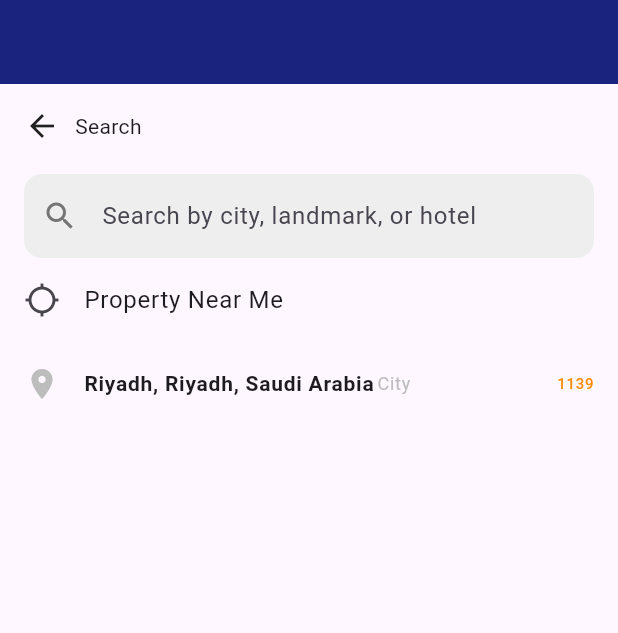
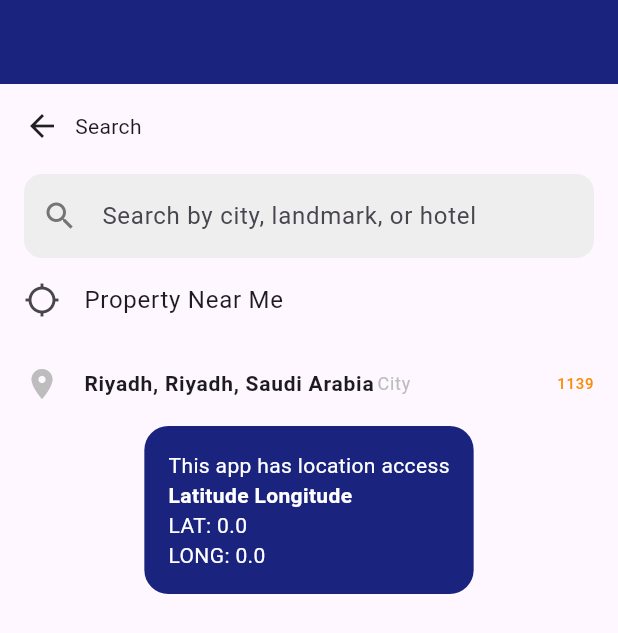
Before and after one commit to AtanuPanja/flutter_practical_wireframe_hotel_booking, a Flutter app: the SearchPage screen opened directly, after a tap on "Property Near Me", on a phone screen of 412 x 824 dp. Shown: the top 633 px of the screen. Run offline on Flutter 3.47's test engine with Material 3 defaults, Android fonts, the phone set to English and light mode, and no system bars; our stand-ins replace geolocator, hive_flutter; missing offline and left inert: flutter_date_pickers; accounts and stored records are empty.

Commit message:
Added location access functionality
Added geolocator package into pubspec.yaml
Updated android and ios configurations for
location access

created a new find_location file, containing
getPermission and getLocation utility methods

imported this file into SearchPage, to use these
utilities, and depending on location allowed
and location received, state variables are set
to update in the UI.

If location is denied, snackbar is shown.
If location is allowed, a box is shown, with
latitude and longitude

```diff
--- a/lib/SearchPage.dart
+++ b/lib/SearchPage.dart
@@ -1,4 +1,6 @@
 import 'package:flutter/material.dart';
+import 'package:flutter/widgets.dart';
+import 'utilities/find_location.dart';
 
 import 'SelectDateRange.dart';
 
@@ -11,9 +13,15 @@ class SearchPage extends StatefulWidget {
 
 class _SearchPageState extends State<SearchPage> {
 
-  // method to call in the next page, but passed as an argument here
-  void customDateRangePicker() {
+  bool locationIsAllowed =  false;
+  bool nearMeButtonTapped = false;
+  double latitude = 0.0;
+  double longitude = 0.0;
 
+  // calling the utility function, to ask for location permission
+  Future<bool> askForLocationPermission() async{
+    bool response =  await getLocationPermission(context);
+    return response;
   }
 
   @override
@@ -61,7 +69,20 @@ class _SearchPageState extends State<SearchPage> {
                 leading: Icon(Icons.location_searching_outlined),
                 title: Text('Property Near Me'),
                 contentPadding: EdgeInsets.zero,
-                onTap: () {},
+                onTap: () async{
+                  bool result = await askForLocationPermission();
+                  setState((){
+                    nearMeButtonTapped = true;
+                    locationIsAllowed = result;
+                  });
+                  if (locationIsAllowed) {
+                    Map<String, double> location = await getCurrentLocation();
+                    setState(() {
+                      latitude = location['latitude'] ?? 0.0;
+                      longitude = location['longitude'] ?? 0.0;
+                    });
+                  }
+                },
               ),
               ListTile(
                 leading: Icon(
@@ -107,6 +128,26 @@ class _SearchPageState extends State<SearchPage> {
                   );
                 },
               ),
+
+              Visibility(
+                visible: nearMeButtonTapped && locationIsAllowed,
+                child: Container(
+                  padding: EdgeInsets.all(16.0),
+                  decoration: BoxDecoration(
+                    color: Colors.indigo.shade900,
+                    borderRadius: BorderRadius.circular(16.0),
+                  ),
+                  child: Column(
+                    crossAxisAlignment: CrossAxisAlignment.start,
+                    children: [
+                      Text('This app has location access', style: TextStyle(color: Colors.white,),),
+                      Text('Latitude Longitude', style: TextStyle(fontWeight: FontWeight.bold, color: Colors.white),),
+                      Text('LAT: $latitude', style: TextStyle(color: Colors.white,),),
+                      Text('LONG: $longitude', style: TextStyle(color: Colors.white,),),
+                    ],
+                  ),
+                ),
+              ),
             ],
           ),
         ),
--- /dev/null
+++ b/lib/utilities/find_location.dart
@@ -0,0 +1,58 @@
+import 'package:flutter/material.dart';
+import 'package:geolocator/geolocator.dart'; // used to get the latitude and longitude of the current location of the device
+
+// function to get location permissions
+Future<bool> getLocationPermission(BuildContext context) async {
+  // if location services are off, this will return false
+  bool serviceEnabled = await Geolocator.isLocationServiceEnabled();
+  if (!serviceEnabled) {
+    ScaffoldMessenger.of(context).showSnackBar(
+      const SnackBar(
+        content: Text(
+          'Please enable location services. The location services are disabled.',
+        ),
+      ),
+    );
+    return false;
+  }
+
+  // if location services are enabled, the app asks for permission, to access the location
+  // if denied access, Snackbars show the message, that location was not allowed.
+  LocationPermission permission = await Geolocator.checkPermission();
+  if (permission == LocationPermission.denied) {
+    permission = await Geolocator.requestPermission();
+
+    if (permission == LocationPermission.denied) {
+      ScaffoldMessenger.of(context).showSnackBar(
+        const SnackBar(
+          content: Text(
+            'Location permission was denied',
+          ),
+        ),
+      );
+      return false;
+    }
+  }
+
+  if (permission == LocationPermission.deniedForever) {
+    ScaffoldMessenger.of(context).showSnackBar(
+      const SnackBar(
+        content: Text(
+          'Location permissions are permanently denied, we cannot request permissions.',
+        ),
+      ),
+    );
+    return false;
+  }
+  return true;
+}
+
+Future<Map<String, double>> getCurrentLocation() async {
+  Position position = await Geolocator.getCurrentPosition(desiredAccuracy: LocationAccuracy.high);
+
+  var result = {
+    'latitude': position.latitude,
+    'longitude': position.longitude,
+  };
+  return result;
+}
--- a/pubspec.yaml
+++ b/pubspec.yaml
@@ -12,6 +12,7 @@ dependencies:
   hive:
   hive_flutter:
   flutter_date_pickers:
+  geolocator:
 
 dev_dependencies:
   flutter_test:
```
Also changed, not shown: pubspec.lock, 6 other files.
